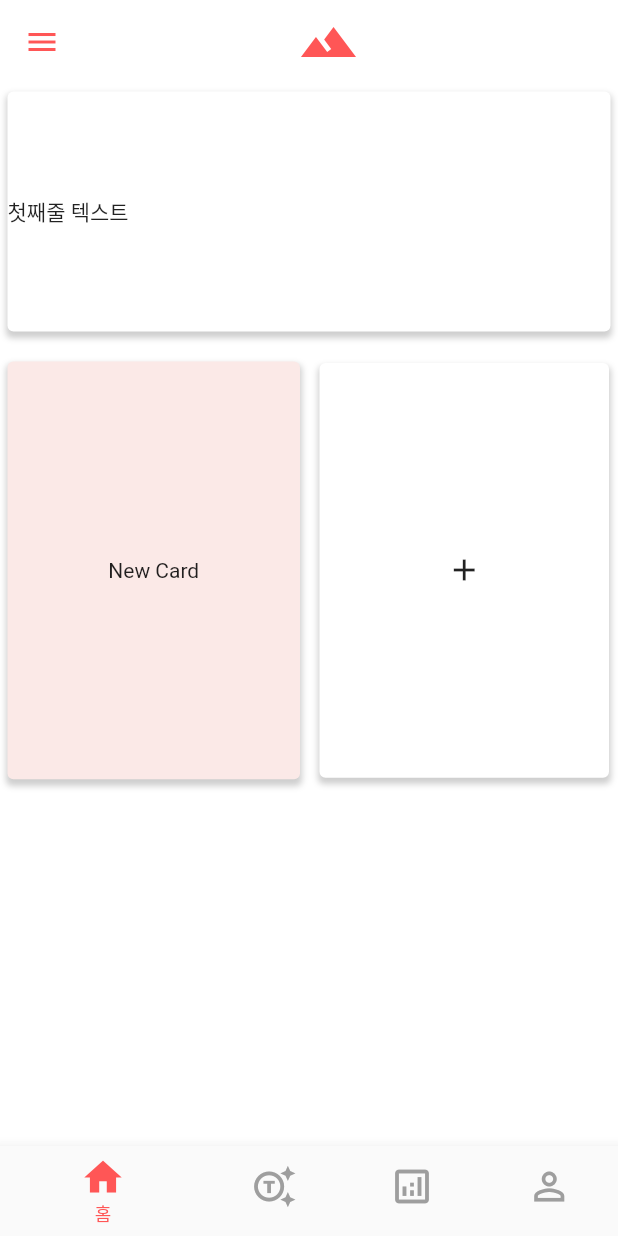
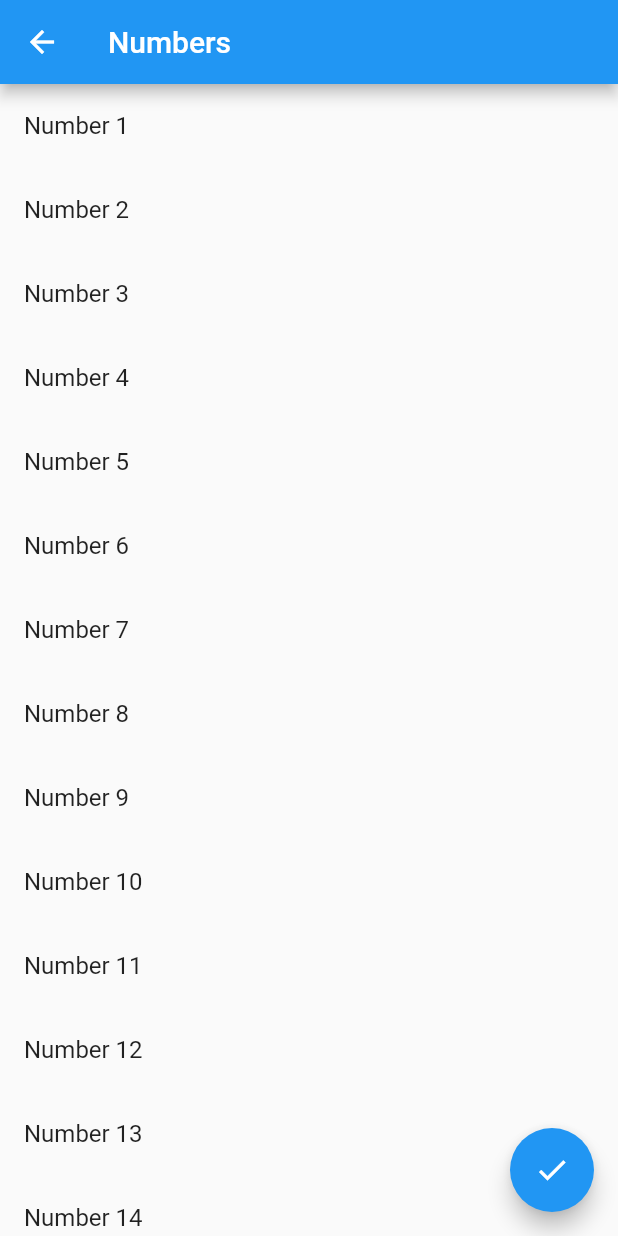
Before and after one commit to day0ung/mirea_on, a Flutter app: the screen it shows after launch, after a tap on the "add" icon, on a phone screen of 412 x 824 dp. Run offline on Flutter 3.47's test engine with Material 2 defaults, Android fonts, the light colour scheme and no system bars.

Commit message:
feat : 카드선택시 번호 페이지 이동 및 번호 추가 기능

```diff
--- /dev/null
+++ b/front-end/mirea_on/lib/models/numbers.dart
@@ -0,0 +1,48 @@
+import 'package:flutter/cupertino.dart';
+import 'package:flutter/material.dart';
+
+class NumberPage extends StatefulWidget {
+  @override
+  _NumberPageState createState() => _NumberPageState();
+}
+
+class _NumberPageState extends State<NumberPage> {
+  List<int> selectedNumbers = [];
+
+  @override
+  Widget build(BuildContext context) {
+    return Scaffold(
+      appBar: AppBar(
+        title: Text('Numbers'),
+      ),
+      body: ListView.builder(
+        itemCount: 45, // 번호의 개수를 45로 조정
+        itemBuilder: (context, index) {
+          final number = index + 1;
+          final isSelected = selectedNumbers.contains(number);
+          return ListTile(
+            title: Text('Number $number'),
+            onTap: () {
+              setState(() {
+                if (isSelected) {
+                  selectedNumbers.remove(number);
+                } else {
+                  if (selectedNumbers.length < 6) { // 선택 개수가 6개 미만일 때만 추가
+                    selectedNumbers.add(number);
+                  }
+                }
+              });
+            },
+            tileColor: isSelected ? Colors.blue : null,
+          );
+        },
+      ),
+      floatingActionButton: FloatingActionButton(
+        onPressed: () {
+          Navigator.pop(context, selectedNumbers); // 선택한 번호들을 배열로 전달하고 이전 페이지로 이동
+        },
+        child: Icon(Icons.check),
+      ),
+    );
+  }
+}
--- a/front-end/mirea_on/lib/pages/page_home.dart
+++ b/front-end/mirea_on/lib/pages/page_home.dart
@@ -1,4 +1,5 @@
 import 'package:flutter/material.dart';
+import '../models/numbers.dart';
 import '../utils/decoration.dart';
 
 
@@ -10,7 +11,9 @@ class HomePage extends StatefulWidget{
 }
 
 class _HomePage extends State<HomePage> {
-  List<String> cards = [];
+  List<List<int>> grids = [];
+
+  List<int> selectedNumbers = [];
 
   @override
   Widget build(BuildContext context) {
@@ -38,8 +41,16 @@ class _HomePage extends State<HomePage> {
                 crossAxisSpacing: 12, // 아이템 간의 수평 간격
                 crossAxisCount: 2,
                 children: [
-                  ...cards.map((card) => CardItem(text: card)).toList(),
-                  CardButton(onPressed: addCard),
+                  for (var grid in grids) // 변경: grids 리스트를 반복하여 그리드 생성
+                    CardItem(text: grid.toString()),
+                  CardButton(
+                    onNumbersSelected: (numbers) {
+                      setState(() {
+                        selectedNumbers = numbers;
+                        grids.add(numbers); // 변경: grids에 선택한 숫자 그리드 추가
+                      });
+                    },
+                  ),
                 ],
               ),
             ),
@@ -47,12 +58,6 @@ class _HomePage extends State<HomePage> {
         ],
       ),
     );
-  }
-
-  void addCard() {
-    setState(() {
-      cards.add('New Card');
-    });
   }
 }
 
@@ -72,10 +77,11 @@ class CardItem extends StatelessWidget {
   }
 }
 
+
 class CardButton extends StatelessWidget {
-  final VoidCallback onPressed;
+  final void Function(List<int>)? onNumbersSelected;
 
-  const CardButton({required this.onPressed});
+  const CardButton({this.onNumbersSelected});
 
   @override
   Widget build(BuildContext context) {
@@ -83,7 +89,16 @@ class CardButton extends StatelessWidget {
       margin: const EdgeInsets.all(1),
       decoration: CardDecoration(),
       child: InkWell(
-        onTap: onPressed,
+        onTap: () async {
+          final selectedNumbers = await Navigator.push<List<int>>(
+            context,
+            MaterialPageRoute(builder: (context) => NumberPage()),
+          );
+
+          if (selectedNumbers != null && onNumbersSelected != null) {
+            onNumbersSelected!(selectedNumbers);
+          }
+        },
         child: Center(
           child: Icon(Icons.add),
         ),
```
Also changed, not shown: front-end/mirea_on/lib/models/model_cardlist.dart (added, +23 -0 lines).
